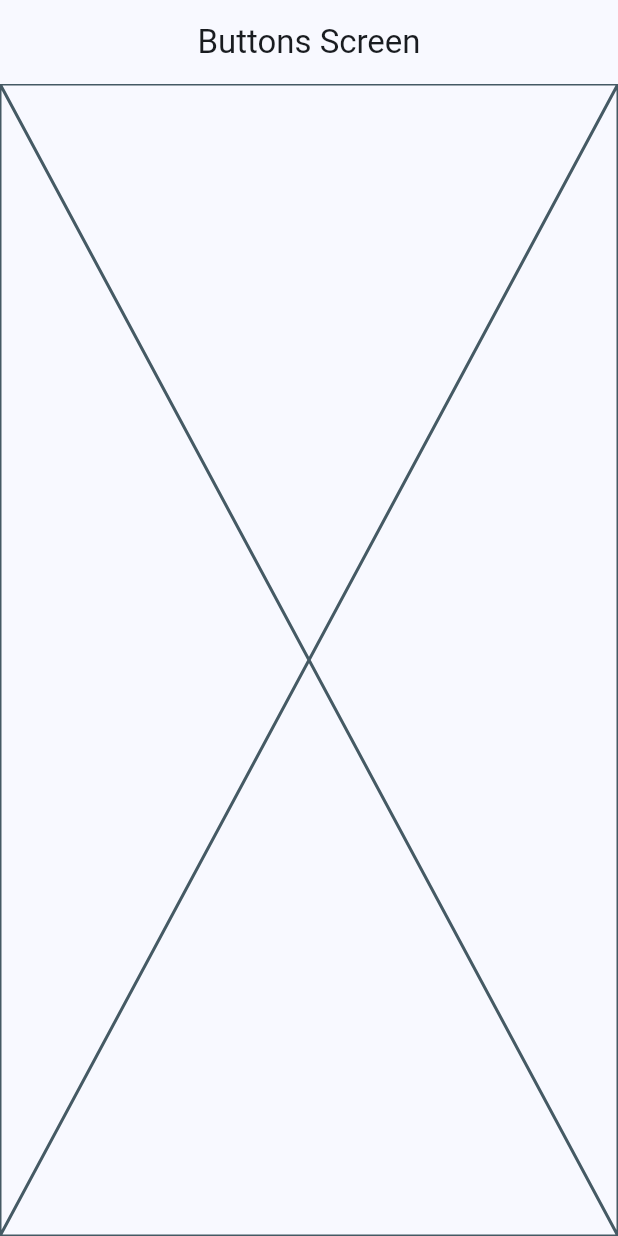
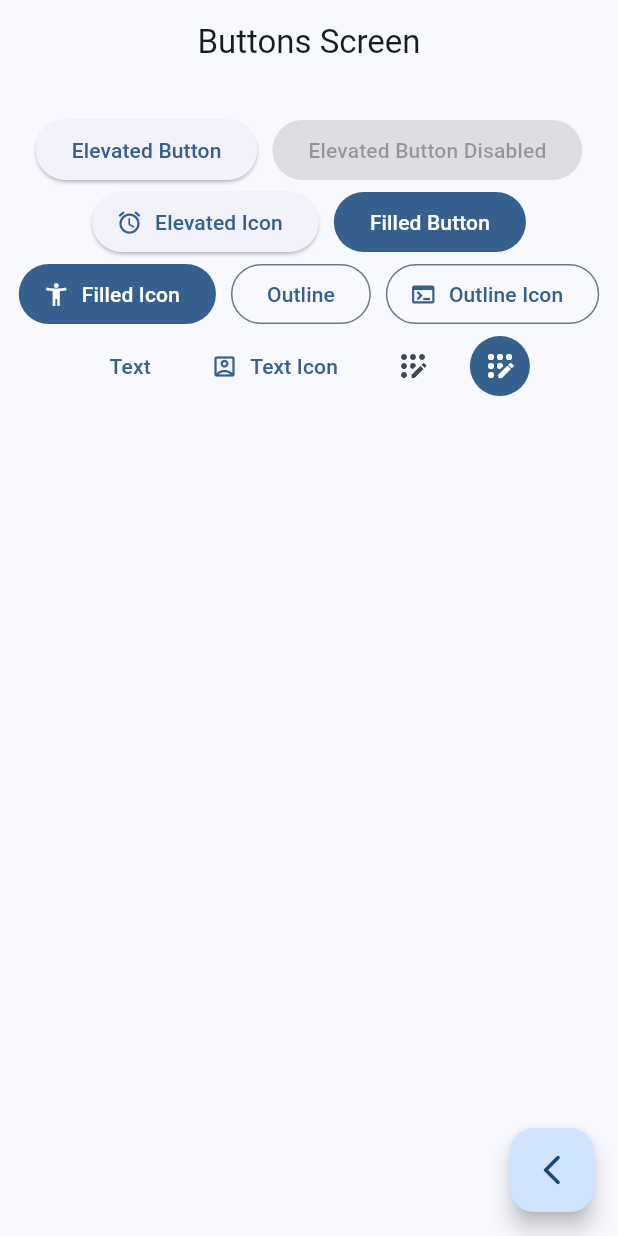
Before and after one commit to FLeiras/widgets_app, a Flutter app: the ButtonsScreen screen opened by its route, on a phone screen of 412 x 824 dp. Run offline on Flutter 3.47's test engine with Material 2 defaults, Android fonts, the phone set to English and light mode, and no system bars; our stand-ins replace go_router.

Commit message:
creacion de botones predefinidos

```diff
--- a/lib/presentation/screens/buttons/buttons_screen.dart
+++ b/lib/presentation/screens/buttons/buttons_screen.dart
@@ -1,4 +1,5 @@
 import 'package:flutter/material.dart';
+import 'package:go_router/go_router.dart';
 
 class ButtonsScreen extends StatelessWidget {
   const ButtonsScreen({Key? key}) : super(key: key);
@@ -9,7 +10,72 @@ class ButtonsScreen extends StatelessWidget {
       appBar: AppBar(
         title: const Text('Buttons Screen'),
       ),
-      body: const Placeholder(),
+      body: const _ButtonsView(),
+      floatingActionButton: FloatingActionButton(
+        onPressed: () {
+          context.pop();
+        },
+        child: const Icon(Icons.arrow_back_ios_new_rounded),
+      ),
     );
   }
 }
+
+class _ButtonsView extends StatelessWidget {
+  const _ButtonsView();
+
+  @override
+  Widget build(BuildContext context) {
+    final colors = Theme.of(context).colorScheme;
+
+    return SizedBox(
+      width: double.infinity,
+      child: Padding(
+        padding: const EdgeInsets.symmetric(horizontal: 10, vertical: 20),
+        child: Wrap(
+          spacing: 10,
+          alignment: WrapAlignment.center,
+          children: [
+            ElevatedButton(
+                onPressed: () {}, child: const Text('Elevated Button')),
+            const ElevatedButton(
+                onPressed: null, child: Text('Elevated Button Disabled')),
+            ElevatedButton.icon(
+              onPressed: () {},
+              icon: const Icon(Icons.access_alarm_rounded),
+              label: const Text('Elevated Icon'),
+            ),
+            FilledButton(onPressed: () {}, child: const Text('Filled Button')),
+            FilledButton.icon(
+                onPressed: () {},
+                icon: const Icon(Icons.accessibility_new),
+                label: const Text('Filled Icon')),
+            OutlinedButton(onPressed: () {}, child: const Text('Outline')),
+            OutlinedButton.icon(
+              onPressed: () {},
+              icon: const Icon(
+                Icons.terminal,
+              ),
+              label: const Text('Outline Icon'),
+            ),
+            TextButton(onPressed: () {}, child: const Text('Text')),
+            TextButton.icon(
+                onPressed: () {},
+                icon: const Icon(Icons.account_box_outlined),
+                label: const Text('Text Icon')),
+            IconButton(
+                onPressed: () {},
+                icon: const Icon(Icons.app_registration_rounded)),
+            IconButton(
+              onPressed: () {},
+              icon: const Icon(Icons.app_registration_rounded),
+              style: ButtonStyle(
+                  backgroundColor: MaterialStatePropertyAll(colors.primary),
+                  iconColor: const MaterialStatePropertyAll(Colors.white)),
+            )
+          ],
+        ),
+      ),
+    );
+  }
+}
```
